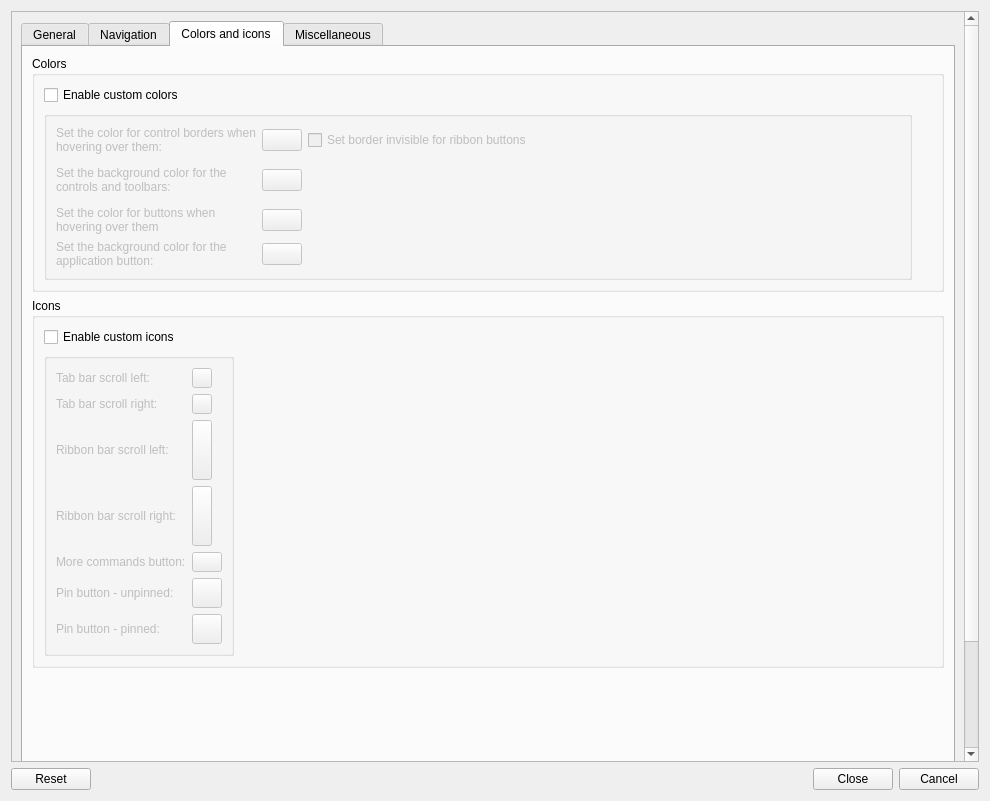
Before: the Qt Designer form Resources/ui/Settings.ui in APEbbers/FreeCAD-Ribbon, drawn with Qt 5.
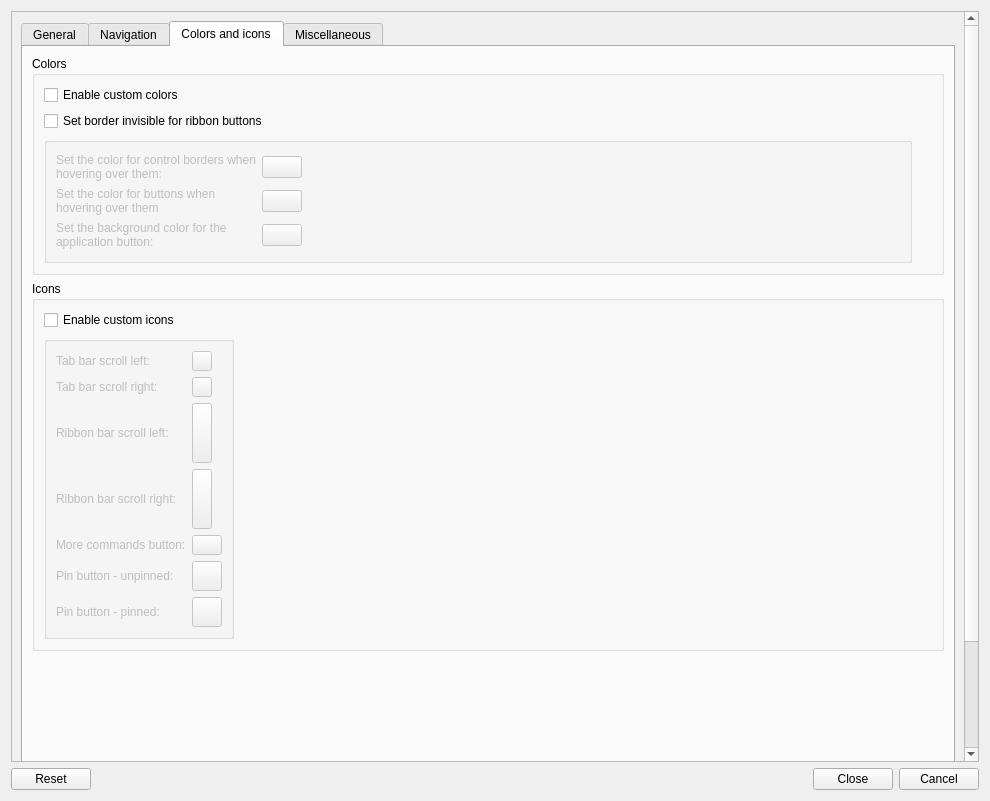
After: the same form once the commit is applied. Custom widgets are drawn as their Qt base class.

Commit message: Custom colors - 6

What changed in the file:
```diff
--- a/Resources/ui/Settings.ui
+++ b/Resources/ui/Settings.ui
@@ -1558,7 +1558,7 @@
                   </property>
                  </widget>
                 </item>
-                <item row="1" column="0">
+                <item row="2" column="0">
                  <widget class="QGroupBox" name="ColorS">
                   <property name="enabled">
                    <bool>false</bool>
@@ -1569,11 +1569,17 @@
                      <property name="verticalSpacing">
                       <number>6</number>
                      </property>
-                     <item row="0" column="1" colspan="2">
-                      <widget class="Gui::ColorButton" name="Color_Borders"/>
+                     <item row="2" column="1" colspan="2">
+                      <widget class="Gui::ColorButton" name="Color_Background_App"/>
                      </item>
-                     <item row="2" column="0">
+                     <item row="1" column="0">
                       <widget class="QLabel" name="label_30">
+                       <property name="minimumSize">
+                        <size>
+                         <width>200</width>
+                         <height>0</height>
+                        </size>
+                       </property>
                        <property name="maximumSize">
                         <size>
                          <width>200</width>
@@ -1588,11 +1594,20 @@
                        </property>
                       </widget>
                      </item>
+                     <item row="0" column="1" colspan="2">
+                      <widget class="Gui::ColorButton" name="Color_Borders"/>
+                     </item>
                      <item row="0" column="0">
                       <widget class="QLabel" name="label_6">
-                       <property name="maximumSize">
+                       <property name="minimumSize">
                         <size>
                          <width>200</width>
+                         <height>0</height>
+                        </size>
+                       </property>
+                       <property name="maximumSize">
+                        <size>
+                         <width>300</width>
                          <height>16777215</height>
                         </size>
                        </property>
@@ -1604,8 +1619,14 @@
                        </property>
                       </widget>
                      </item>
-                     <item row="3" column="0">
+                     <item row="2" column="0">
                       <widget class="QLabel" name="label_9">
+                       <property name="minimumSize">
+                        <size>
+                         <width>200</width>
+                         <height>0</height>
+                        </size>
+                       </property>
                        <property name="maximumSize">
                         <size>
                          <width>200</width>
@@ -1620,43 +1641,8 @@
                        </property>
                       </widget>
                      </item>
-                     <item row="2" column="1" colspan="2">
-                      <widget class="Gui::ColorButton" name="Color_Background_Hover"/>
-                     </item>
-                     <item row="3" column="1" colspan="2">
-                      <widget class="Gui::ColorButton" name="Color_Background_App"/>
-                     </item>
-                     <item row="1" column="0">
-                      <widget class="QLabel" name="label_8">
-                       <property name="minimumSize">
-                        <size>
-                         <width>200</width>
-                         <height>40</height>
-                        </size>
-                       </property>
-                       <property name="maximumSize">
-                        <size>
-                         <width>200</width>
-                         <height>16777215</height>
-                        </size>
-                       </property>
-                       <property name="text">
-                        <string>&lt;html&gt;&lt;head/&gt;&lt;body&gt;&lt;p&gt;Set the background color for the controls and toolbars:&lt;/p&gt;&lt;/body&gt;&lt;/html&gt;</string>
-                       </property>
-                       <property name="wordWrap">
-                        <bool>true</bool>
-                       </property>
-                      </widget>
-                     </item>
                      <item row="1" column="1" colspan="2">
-                      <widget class="Gui::ColorButton" name="Color_Background"/>
-                     </item>
-                     <item row="0" column="3">
-                      <widget class="QCheckBox" name="BorderTransparant">
-                       <property name="text">
-                        <string>Set border invisible for ribbon buttons</string>
-                       </property>
-                      </widget>
+                      <widget class="Gui::ColorButton" name="Color_Background_Hover"/>
                      </item>
                     </layout>
                    </item>
@@ -1676,7 +1662,7 @@
                   </layout>
                  </widget>
                 </item>
-                <item row="1" column="1">
+                <item row="2" column="1">
                  <spacer name="verticalSpacer_4">
                   <property name="orientation">
                    <enum>Qt::Orientation::Vertical</enum>
@@ -1689,6 +1675,13 @@
                   </property>
                  </spacer>
                 </item>
+                <item row="1" column="0">
+                 <widget class="QCheckBox" name="BorderTransparant">
+                  <property name="text">
+                   <string>Set border invisible for ribbon buttons</string>
+                  </property>
+                 </widget>
+                </item>
                </layout>
               </widget>
              </item>
```
Left out of the diff: 36 changed lines with no effect on the pictures. The commit also changes 3 other files.
